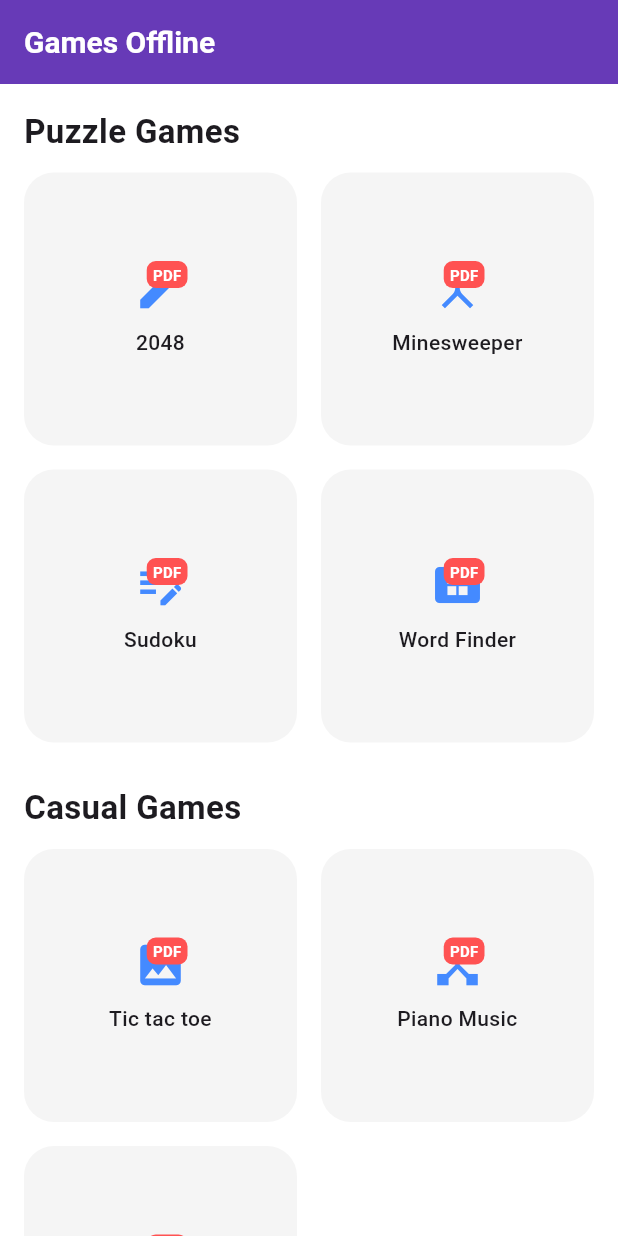
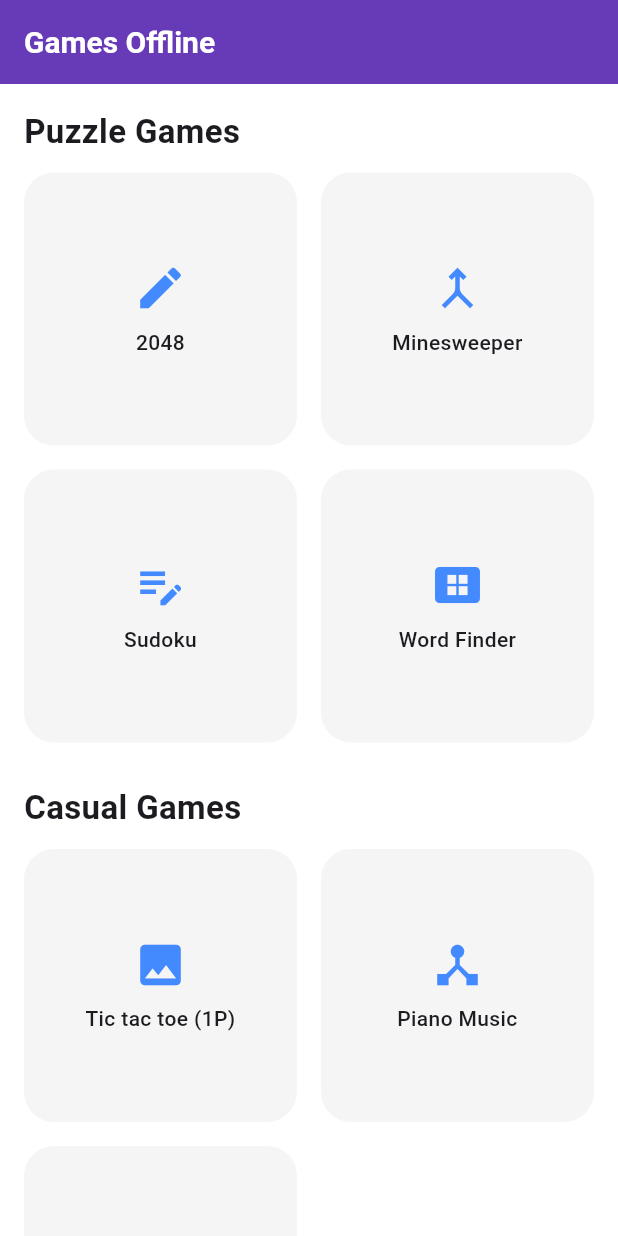
Before and after one commit to daturit/lisa_game_hub, a Flutter app: the screen it shows after launch, on a phone screen of 412 x 824 dp. Run offline on Flutter 3.47's test engine with Material 3 defaults, Android fonts, the phone set to English and light mode, and no system bars; our stand-ins replace assets_audio_player, awesome_dialog, flutter_animate, google_fonts, material_segmented_control, shared_preferences; missing offline and left inert: flutter_share, game_levels_scrolling_map, giffy_dialog, sudoku_solver_generator.

Commit message:
update code.

```diff
--- a/lib/home_screen.dart
+++ b/lib/home_screen.dart
@@ -1,7 +1,8 @@
 import 'dart:math';
+import 'package:flutter/material.dart';
 
-import 'package:flutter/material.dart';
 import 'package:lisa_game_hub/2048_game/game_2048_screen.dart';
+import 'package:lisa_game_hub/minesweeper1/game_activity.dart';
 import 'package:lisa_game_hub/piano_music/core_tiles/app_data.dart';
 import 'package:lisa_game_hub/piano_music/utils_game/piano_game_page.dart';
 import 'package:lisa_game_hub/sudoku/sudoku_game_screen.dart';
@@ -9,8 +10,6 @@ import 'package:lisa_game_hub/tic_tac_toe/views/login_screen.dart';
 import 'package:lisa_game_hub/word_finder/data_helper.dart';
 import 'package:lisa_game_hub/word_finder/database_helper.dart';
 import 'package:lisa_game_hub/word_finder/main_page_intro.dart';
-
-import 'minesweeper1/game_activity.dart';
 
 class HomeScreen extends StatefulWidget {
   const HomeScreen({super.key});
@@ -22,45 +21,70 @@ class HomeScreen extends StatefulWidget {
 class _HomeScreenState extends State<HomeScreen> {
   List<List<AWord>> allWords = [];
   final numberCol = 12;
-  Random random = Random();
+  final random = Random();
 
   @override
   void initState() {
+    super.initState();
     _initializeDatabase(numberCol, listCategoryDaily);
-    super.initState();
   }
 
-  Future _initializeDatabase(int level, List<List<String>> listPuzzle) async {
-    final List<ACategory> list = [];
-    final List<List<String>> listCategoryTemp = listPuzzle;
+  Future<void> _initializeDatabase(int level, List<List<String>> listPuzzle) async {
     final List<String> catsTemp = cats;
 
-    for (int i = 0; i < listCategoryTemp.length; i++) {
-      list.add(ACategory(catsTemp[i]));
-    }
-    for (int i = 0; i < listCategoryTemp.length; i++) {
-      final List<AWord> listWord = [];
-      for (int j = 0; j < listCategoryTemp[i].length; j++) {
-        listWord.add(AWord(catsTemp[i], listCategoryTemp[i][j].toString()));
-      }
-      allWords.add(listWord);
+    for (int i = 0; i < listPuzzle.length; i++) {
+      final words = listPuzzle[i]
+          .map((word) => AWord(catsTemp[i], word.toString()))
+          .toList();
+      allWords.add(words);
     }
   }
 
+  // Danh sách game
+  final List<Map<String, dynamic>> puzzleGames = [];
+  final List<Map<String, dynamic>> casualGames = [];
+
   @override
   Widget build(BuildContext context) {
-    final List<Map<String, dynamic>> tools = [
-      {"icon": Icons.edit, "label": "2048", "type": "sign"},
-      {"icon": Icons.merge, "label": "Minesweeper", "type": "merge"},
-      {"icon": Icons.edit_note, "label": "Sudoku", "type": "edit"},
-      {"icon": Icons.view_compact_alt, "label": "Word Finder", "type": "view"},
+    final puzzleGames = [
+      {
+        "icon": Icons.edit,
+        "label": "2048",
+        "onTap": () => _goTo(context, const Game2048Screen()),
+      },
+      {
+        "icon": Icons.merge,
+        "label": "Minesweeper",
+        "onTap": () => _goTo(context, GameActivity()),
+      },
+      {
+        "icon": Icons.edit_note,
+        "label": "Sudoku",
+        "onTap": () => _goTo(context, const SudokuGame()),
+      },
+      {
+        "icon": Icons.view_compact_alt,
+        "label": "Word Finder",
+        "onTap": () => _goTo(context, const MainPageIntro()),
+      },
     ];
 
-    final List<Map<String, dynamic>> toolsConvert = [
-      {"icon": Icons.image, "label": "Tic tac toe", "type": "pdftoimage"},
-      {"icon": Icons.device_hub, "label": "Piano Music", "type": "slip"},
-      {"icon": Icons.image, "label": "Tic tac toe", "type": "pdftoimage1"},
-      // {"icon": Icons.device_hub, "label": "Slip PDF", "type": "slip1"},
+    final casualGames = [
+      {
+        "icon": Icons.image,
+        "label": "Tic tac toe (1P)",
+        "onTap": () => _goTo(context, const LoginScreen(isSingleMode: true)),
+      },
+      {
+        "icon": Icons.device_hub,
+        "label": "Piano Music",
+        "onTap": () => _goTo(context, PianoGamePage(AppData.mainMusic)),
+      },
+      {
+        "icon": Icons.image,
+        "label": "Tic tac toe (2P)",
+        "onTap": () => _goTo(context, const LoginScreen(isSingleMode: false)),
+      },
     ];
 
     return Scaffold(
@@ -68,11 +92,7 @@ class _HomeScreenState extends State<HomeScreen> {
       appBar: AppBar(
         title: const Text(
           'Games Offline',
-          style: TextStyle(
-            fontSize: 20,
-            fontWeight: FontWeight.bold,
-            color: Colors.white,
-          ),
+          style: TextStyle(fontSize: 20, fontWeight: FontWeight.bold, color: Colors.white),
         ),
         backgroundColor: Colors.deepPurple,
       ),
@@ -82,20 +102,11 @@ class _HomeScreenState extends State<HomeScreen> {
           child: Column(
             crossAxisAlignment: CrossAxisAlignment.start,
             children: [
-              const Text(
-                'Puzzle Games',
-                style: TextStyle(fontSize: 22, fontWeight: FontWeight.bold),
-              ),
-              const SizedBox(height: 12),
-              _buildGrid(tools),
-
+              _buildSectionTitle("Puzzle Games"),
+              _buildGrid(puzzleGames),
               const SizedBox(height: 28),
-              const Text(
-                'Casual Games',
-                style: TextStyle(fontSize: 22, fontWeight: FontWeight.bold),
-              ),
-              const SizedBox(height: 12),
-              _buildGrid(toolsConvert),
+              _buildSectionTitle("Casual Games"),
+              _buildGrid(casualGames),
             ],
           ),
         ),
@@ -103,11 +114,18 @@ class _HomeScreenState extends State<HomeScreen> {
     );
   }
 
-  Widget _buildGrid(List<Map<String, dynamic>> tools) {
+  Widget _buildSectionTitle(String title) {
+    return Padding(
+      padding: const EdgeInsets.only(bottom: 12),
+      child: Text(title, style: const TextStyle(fontSize: 22, fontWeight: FontWeight.bold)),
+    );
+  }
+
+  Widget _buildGrid(List<Map<String, dynamic>> games) {
     return GridView.builder(
       shrinkWrap: true,
       physics: const NeverScrollableScrollPhysics(),
-      itemCount: tools.length,
+      itemCount: games.length,
       gridDelegate: const SliverGridDelegateWithFixedCrossAxisCount(
         crossAxisCount: 2,
         mainAxisSpacing: 16,
@@ -115,64 +133,15 @@ class _HomeScreenState extends State<HomeScreen> {
         childAspectRatio: 1,
       ),
       itemBuilder: (context, index) {
-        return _buildToolItem(
-          context,
-          tools[index]['label'],
-          tools[index]['icon'],
-          tools[index]['type'],
-        );
+        final game = games[index];
+        return _buildGameCard(game["label"], game["icon"], game["onTap"]);
       },
     );
   }
 
-  Widget _buildToolItem(
-    BuildContext context,
-    String label,
-    IconData iconData,
-    String type,
-  ) {
+  Widget _buildGameCard(String label, IconData iconData, VoidCallback onTap) {
     return GestureDetector(
-      onTap: () {
-        if (type == 'merge') {
-          Navigator.push(
-            context,
-            MaterialPageRoute(
-              builder: (context) => PianoGamePage(AppData.mainMusic),
-            ),
-          );
-        } else if (type == "sign") {
-          Navigator.push(
-            context,
-            MaterialPageRoute(builder: (context) => Game2048Screen()),
-          );
-        } else if (type == "pdftoimage") {
-          Navigator.push(
-            context,
-            MaterialPageRoute(
-              builder: (context) => LoginScreen(isSingleMode: true),
-            ),
-          );
-        } else if (type == "view") {
-          Navigator.push(
-            context,
-            MaterialPageRoute(
-              builder: (context) => LoginScreen(isSingleMode: false),
-            ),
-          );
-        } else if (type == "slip") {
-          Navigator.push(
-            context,
-            MaterialPageRoute(builder: (context) => GameActivity()),
-          );
-        } else if (type == "pdftoimage1") {
-          Navigator.push(
-            context,
-            MaterialPageRoute(builder: (context) => SudokuGame()),
-          );
-        } else {
-          _navigateToGamePage(context, 0);
-        }
-      },
+      onTap: onTap,
       child: Container(
         decoration: BoxDecoration(
           color: Colors.grey.shade100,
@@ -182,50 +151,17 @@ class _HomeScreenState extends State<HomeScreen> {
         child: Column(
           mainAxisAlignment: MainAxisAlignment.center,
           children: [
-            Stack(
-              alignment: Alignment.topRight,
-              children: [
-                Icon(iconData, size: 36, color: Colors.blueAccent),
-                Container(
-                  margin: const EdgeInsets.only(top: 0),
-                  padding: const EdgeInsets.symmetric(
-                    horizontal: 4,
-                    vertical: 2,
-                  ),
-                  decoration: BoxDecoration(
-                    color: Colors.redAccent,
-                    borderRadius: BorderRadius.circular(6),
-                  ),
-                  child: const Text(
-                    'PDF',
-                    style: TextStyle(
-                      fontSize: 10,
-                      fontWeight: FontWeight.bold,
-                      color: Colors.white,
-                    ),
-                  ),
-                ),
-              ],
-            ),
+            Icon(iconData, size: 36, color: Colors.blueAccent),
             const SizedBox(height: 8),
-            Text(
-              label,
-              textAlign: TextAlign.center,
-              style: const TextStyle(fontSize: 14, fontWeight: FontWeight.w500),
-            ),
+            Text(label, textAlign: TextAlign.center,
+                style: const TextStyle(fontSize: 14, fontWeight: FontWeight.w500)),
           ],
         ),
       ),
     );
   }
 
-  void _navigateToGamePage(BuildContext context, int index) async {
-    final int randomValue = random.nextInt(listCategoryDaily.length - 1);
-    print("value random $randomValue");
-    await Navigator.push(
-      context,
-      MaterialPageRoute(builder: (context) => MainPageIntro()),
-    );
-    setState(() {});
+  void _goTo(BuildContext context, Widget page) {
+    Navigator.push(context, MaterialPageRoute(builder: (_) => page));
   }
 }
```
